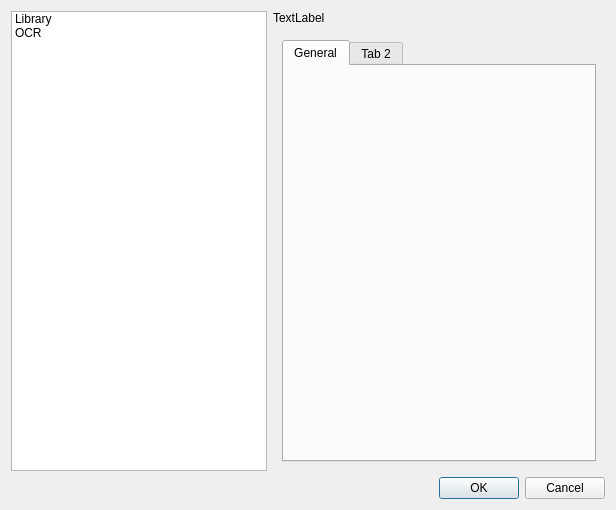
Qt form settingsdialog.ui (synrand/edim) before a commit.
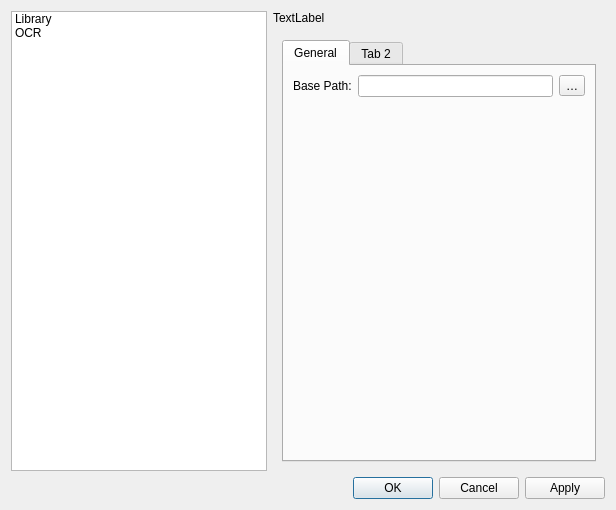
The same form after that commit.

Commit message: Added QFileDialog to select a new base path

What changed in the file:
```diff
--- a/settingsdialog.ui
+++ b/settingsdialog.ui
@@ -64,6 +64,29 @@
               <attribute name="title">
                <string>General</string>
               </attribute>
+              <layout class="QFormLayout" name="formLayout">
+               <item row="0" column="0">
+                <widget class="QLabel" name="label">
+                 <property name="text">
+                  <string>Base Path:</string>
+                 </property>
+                </widget>
+               </item>
+               <item row="0" column="1">
+                <layout class="QHBoxLayout" name="horizontalLayout_2">
+                 <item>
+                  <widget class="QLineEdit" name="lineEditBasePath"/>
+                 </item>
+                 <item>
+                  <widget class="QToolButton" name="toolButtonBasePath">
+                   <property name="text">
+                    <string>…</string>
+                   </property>
+                  </widget>
+                 </item>
+                </layout>
+               </item>
+              </layout>
              </widget>
              <widget class="QWidget" name="tab_2">
               <attribute name="title">
@@ -87,7 +110,7 @@
       <enum>Qt::Horizontal</enum>
      </property>
      <property name="standardButtons">
-      <set>QDialogButtonBox::Cancel|QDialogButtonBox::Ok</set>
+      <set>QDialogButtonBox::Apply|QDialogButtonBox::Cancel|QDialogButtonBox::Ok</set>
      </property>
     </widget>
    </item>
```
The commit also changes 2 other files.
